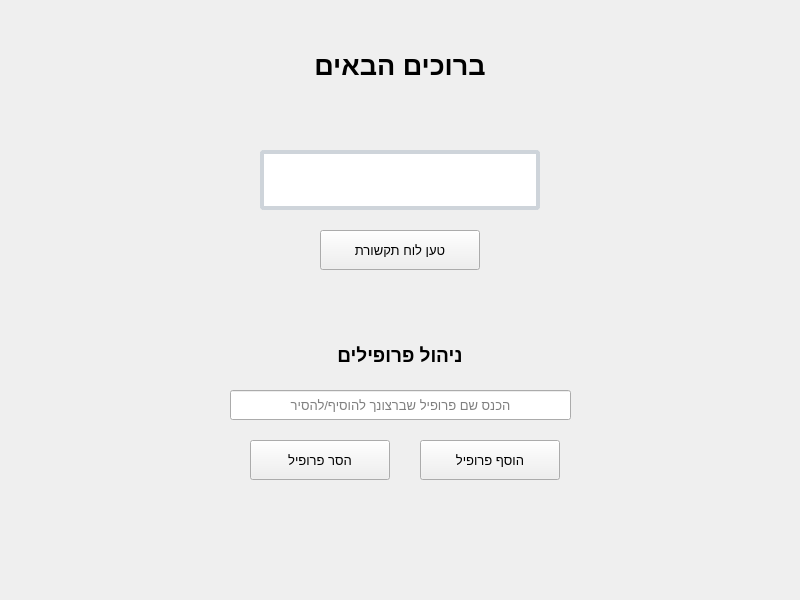
Above: UI/ProfileScreen.ui from shlomi1074/CommunicationBoard_Prototype before the change. Below: the same form after it.
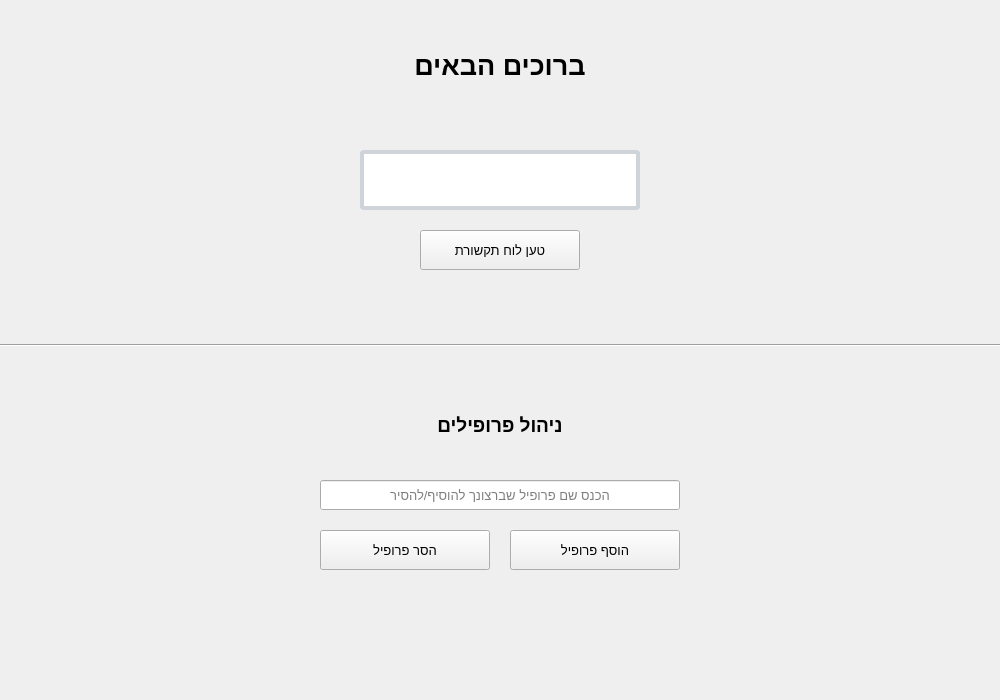
That is the form after the change. Icons and pictures are not drawn.

Patch:
```diff
--- a/UI/ProfileScreen.ui
+++ b/UI/ProfileScreen.ui
@@ -6,8 +6,8 @@
    <rect>
     <x>0</x>
     <y>0</y>
-    <width>800</width>
-    <height>600</height>
+    <width>1000</width>
+    <height>700</height>
    </rect>
   </property>
   <property name="font">
@@ -26,7 +26,7 @@
    <widget class="QComboBox" name="ProfileComboBox">
     <property name="geometry">
      <rect>
-      <x>260</x>
+      <x>360</x>
       <y>150</y>
       <width>280</width>
       <height>60</height>
@@ -83,7 +83,7 @@
      <bool>true</bool>
     </property>
     <property name="currentText">
-     <string>בחר פרופיל</string>
+     <string/>
     </property>
     <property name="currentIndex">
      <number>-1</number>
@@ -95,9 +95,9 @@
    <widget class="QPushButton" name="AddProfileButton">
     <property name="geometry">
      <rect>
-      <x>420</x>
-      <y>440</y>
-      <width>140</width>
+      <x>510</x>
+      <y>530</y>
+      <width>170</width>
       <height>40</height>
      </rect>
     </property>
@@ -118,9 +118,9 @@
    <widget class="QPushButton" name="DeleteProfileButton">
     <property name="geometry">
      <rect>
-      <x>250</x>
-      <y>440</y>
-      <width>140</width>
+      <x>320</x>
+      <y>530</y>
+      <width>170</width>
       <height>40</height>
      </rect>
     </property>
@@ -141,9 +141,9 @@
    <widget class="QLineEdit" name="ProfileLineEdit">
     <property name="geometry">
      <rect>
-      <x>230</x>
-      <y>390</y>
-      <width>341</width>
+      <x>320</x>
+      <y>480</y>
+      <width>360</width>
       <height>30</height>
      </rect>
     </property>
@@ -160,9 +160,9 @@
    <widget class="QLabel" name="label">
     <property name="geometry">
      <rect>
-      <x>285</x>
+      <x>360</x>
       <y>40</y>
-      <width>230</width>
+      <width>280</width>
       <height>50</height>
      </rect>
     </property>
@@ -184,9 +184,9 @@
     <property name="geometry">
      <rect>
       <x>10</x>
-      <y>500</y>
-      <width>781</width>
-      <height>20</height>
+      <y>590</y>
+      <width>980</width>
+      <height>41</height>
      </rect>
     </property>
     <property name="font">
@@ -204,7 +204,7 @@
    <widget class="QPushButton" name="LoadBoardButton">
     <property name="geometry">
      <rect>
-      <x>320</x>
+      <x>420</x>
       <y>230</y>
       <width>160</width>
       <height>40</height>
@@ -227,9 +227,9 @@
    <widget class="QLabel" name="label_2">
     <property name="geometry">
      <rect>
-      <x>285</x>
-      <y>330</y>
-      <width>230</width>
+      <x>375</x>
+      <y>400</y>
+      <width>250</width>
       <height>51</height>
      </rect>
     </property>
@@ -247,6 +247,19 @@
      <set>Qt::AlignCenter</set>
     </property>
    </widget>
+   <widget class="Line" name="line">
+    <property name="geometry">
+     <rect>
+      <x>0</x>
+      <y>330</y>
+      <width>1001</width>
+      <height>31</height>
+     </rect>
+    </property>
+    <property name="orientation">
+     <enum>Qt::Horizontal</enum>
+    </property>
+   </widget>
   </widget>
  </widget>
  <resources/>
```
